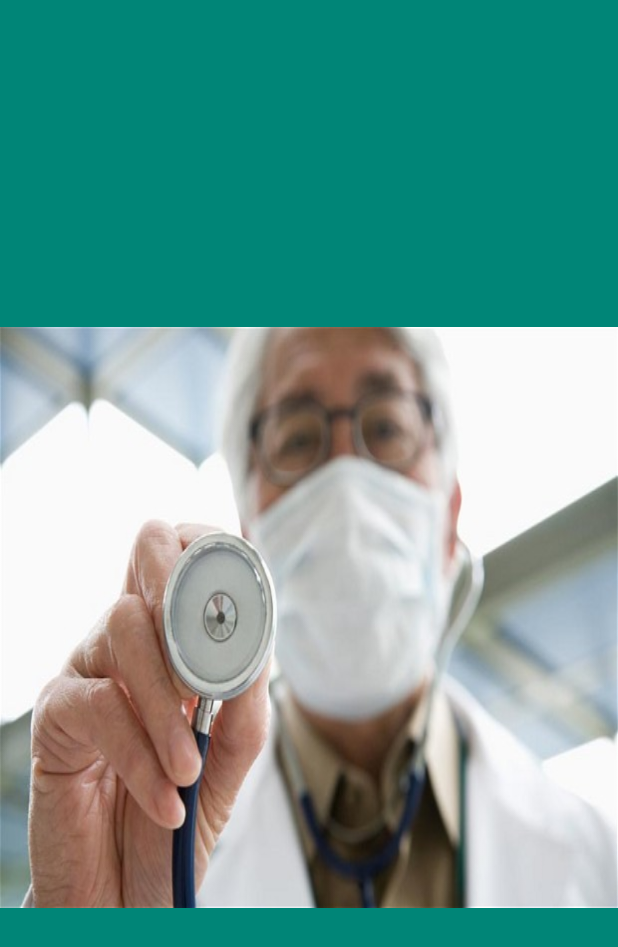
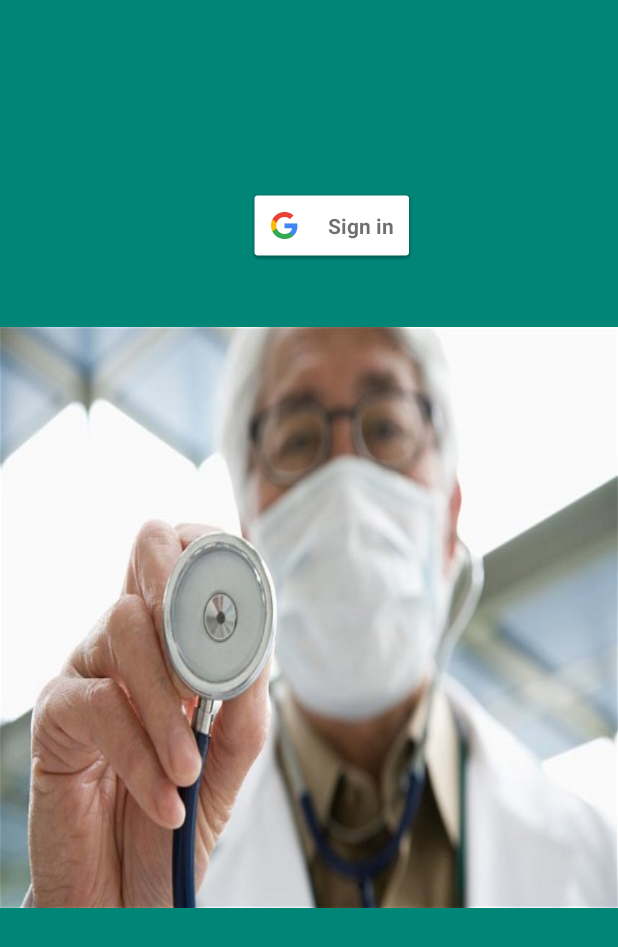
Before and after one commit to speedy4all/doccontrol, an Android app: the SplashActivity screen opened directly, with no data from a screen before it, on a phone screen of 412 x 824 dp. Shown: the top 947 px of the screen. Run offline under Robolectric (Android 15) with nearby library versions, the phone set to English and light mode, and no system bars; 2 statements that could not run were skipped.

```diff
--- a/app/build.gradle
+++ b/app/build.gradle
@@ -42,5 +42,6 @@ dependencies {
     implementation 'com.squareup.okhttp3:logging-interceptor:4.0.0-alpha02'
     implementation 'com.github.bumptech.glide:glide:4.9.0'
     implementation 'com.google.firebase:firebase-core:17.0.0'
+    implementation 'com.google.android.gms:play-services-auth:17.0.0'
 }
 apply plugin: 'com.google.gms.google-services'
--- a/app/src/main/AndroidManifest.xml
+++ b/app/src/main/AndroidManifest.xml
@@ -1,6 +1,8 @@
 <?xml version="1.0" encoding="utf-8"?>
 <manifest xmlns:android="http://schemas.android.com/apk/res/android"
           package="com.example.doccontrol">
+
+    <uses-permission android:name="android.permission.INTERNET" />
 
     <application
             android:allowBackup="true"
--- a/app/src/main/java/com/example/doccontrol/activities/base/SplashActivity.kt
+++ b/app/src/main/java/com/example/doccontrol/activities/base/SplashActivity.kt
@@ -1,27 +1,75 @@
 package com.example.doccontrol.activities.base
 
+import android.content.Intent
+import android.os.Bundle
+import android.util.Log
+import android.widget.Toast
 import androidx.appcompat.app.AppCompatActivity
-import android.os.Bundle
-import com.example.doccontrol.R
 import com.example.doccontrol.activities.base.home.DashboardActivity
+import com.google.android.gms.auth.api.signin.GoogleSignIn
+import com.google.android.gms.auth.api.signin.GoogleSignInAccount
+import com.google.android.gms.auth.api.signin.GoogleSignInClient
+import com.google.android.gms.auth.api.signin.GoogleSignInOptions
 import com.google.android.gms.common.GoogleApiAvailability
-import io.reactivex.android.schedulers.AndroidSchedulers
-import io.reactivex.schedulers.Schedulers
+import com.google.android.gms.common.api.ApiException
+import com.google.android.gms.tasks.Task
+import kotlinx.android.synthetic.main.activity_splash.*
 import org.jetbrains.anko.intentFor
+
 
 class SplashActivity : AppCompatActivity() {
 
+    private val RC_SIGN_IN: Int = 1001
+    private var mGoogleSignInClient: GoogleSignInClient? = null
+
     override fun onCreate(savedInstanceState: Bundle?) {
         super.onCreate(savedInstanceState)
-        setContentView(R.layout.activity_splash)
+        setContentView(com.example.doccontrol.R.layout.activity_splash)
+        GoogleApiAvailability.getInstance().makeGooglePlayServicesAvailable(this@SplashActivity)
+        val googleSignInOptions = GoogleSignInOptions.Builder(GoogleSignInOptions.DEFAULT_SIGN_IN)
+            .requestEmail()
+            .build()
+        mGoogleSignInClient = GoogleSignIn.getClient(this, googleSignInOptions);
+
+        sign_in_button.setOnClickListener {
+            val signInIntent = mGoogleSignInClient?.signInIntent
+            startActivityForResult(signInIntent, RC_SIGN_IN)
+        }
     }
     override fun onStart() {
         super.onStart()
-        GoogleApiAvailability.getInstance().makeGooglePlayServicesAvailable(this@SplashActivity)
-        routeToAppropriatePage()
+
+        val account = GoogleSignIn.getLastSignedInAccount(this)
+        routeToAppropriatePage(account)
+
     }
-    private fun routeToAppropriatePage() {
+    private fun routeToAppropriatePage(account: GoogleSignInAccount?) {
         startActivity(intentFor<DashboardActivity>())
         finish()
+        Toast.makeText(applicationContext, "Account : " + account?.email, Toast.LENGTH_LONG).show()
+    }
+
+    override fun onActivityResult(requestCode: Int, resultCode: Int, data: Intent?) {
+        super.onActivityResult(requestCode, resultCode, data)
+        if (requestCode === RC_SIGN_IN) {
+            // The Task returned from this call is always completed, no need to attach
+            // a listener.
+            val task = GoogleSignIn.getSignedInAccountFromIntent(data)
+            handleSignInResult(task)
+        }
+    }
+
+    private fun handleSignInResult(completedTask: Task<GoogleSignInAccount>) {
+        try {
+            val account = completedTask.getResult(ApiException::class.java)
+
+            // Signed in successfully, show authenticated UI.
+            routeToAppropriatePage(account)
+        } catch (e: ApiException) {
+            // The ApiException status code indicates the detailed failure reason.
+            // Please refer to the GoogleSignInStatusCodes class reference for more information.
+            Log.w("login", "signInResult:failed code=" + e.statusCode)
+        }
+
     }
 }
--- a/app/src/main/res/layout/activity_splash.xml
+++ b/app/src/main/res/layout/activity_splash.xml
@@ -7,4 +7,14 @@
         android:layout_height="match_parent"
         tools:context=".activities.base.SplashActivity">
 
+    <com.google.android.gms.common.SignInButton
+            android:id="@+id/sign_in_button"
+            android:layout_width="wrap_content"
+            android:layout_height="wrap_content"
+            app:layout_constraintStart_toStartOf="parent" android:layout_marginStart="157dp"
+            android:layout_marginEnd="127dp" app:layout_constraintEnd_toEndOf="parent"
+            app:layout_constraintTop_toTopOf="parent" android:layout_marginTop="76dp"
+            app:layout_constraintBottom_toBottomOf="parent" android:layout_marginBottom="600dp"/>
+
+
 </androidx.constraintlayout.widget.ConstraintLayout>
--- a/app/src/main/res/layout/content_dashboard.xml
+++ b/app/src/main/res/layout/content_dashboard.xml
@@ -12,7 +12,6 @@
     <TextView
         android:layout_width="wrap_content"
         android:layout_height="wrap_content"
-        tools:text="Hello there"
         android:text="@string/app_name"
         android:gravity="center"
         android:layout_centerInParent="true"
```
Also changed, not shown: app/src/main/java/com/example/doccontrol/activities/base/home/DashboardActivity.kt (+9 -0 lines).
